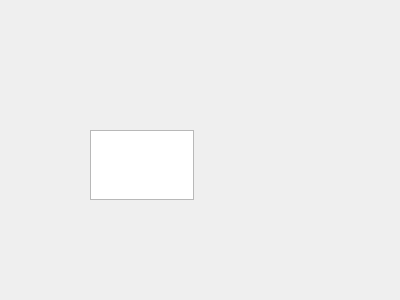
The window that editor/scenes/tab_scenelist.ui (protoman/rockbot) describes before a commit, drawn with Qt 5.
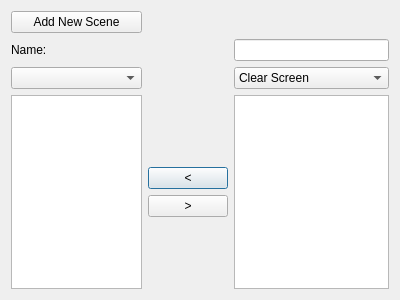
The same window after the commit.

Diff of the .ui file:
```diff
--- a/editor/scenes/tab_scenelist.ui
+++ b/editor/scenes/tab_scenelist.ui
@@ -13,16 +13,139 @@
   <property name="windowTitle">
    <string>Dialog</string>
   </property>
-  <widget class="QTextEdit" name="textEdit">
-   <property name="geometry">
-    <rect>
-     <x>90</x>
-     <y>130</y>
-     <width>104</width>
-     <height>70</height>
-    </rect>
-   </property>
-  </widget>
+  <layout class="QGridLayout" name="gridLayout">
+   <item row="3" column="1">
+    <layout class="QVBoxLayout" name="verticalLayout">
+     <property name="rightMargin">
+      <number>0</number>
+     </property>
+     <item>
+      <spacer name="verticalSpacer">
+       <property name="orientation">
+        <enum>Qt::Vertical</enum>
+       </property>
+       <property name="sizeHint" stdset="0">
+        <size>
+         <width>20</width>
+         <height>40</height>
+        </size>
+       </property>
+      </spacer>
+     </item>
+     <item>
+      <widget class="QPushButton" name="addButton">
+       <property name="text">
+        <string>&lt;</string>
+       </property>
+      </widget>
+     </item>
+     <item>
+      <widget class="QPushButton" name="removeButton">
+       <property name="text">
+        <string>&gt;</string>
+       </property>
+      </widget>
+     </item>
+     <item>
+      <spacer name="verticalSpacer_2">
+       <property name="orientation">
+        <enum>Qt::Vertical</enum>
+       </property>
+       <property name="sizeHint" stdset="0">
+        <size>
+         <width>20</width>
+         <height>40</height>
+        </size>
+       </property>
+      </spacer>
+     </item>
+    </layout>
+   </item>
+   <item row="3" column="2">
+    <widget class="QListView" name="object_listView">
+     <property name="selectionBehavior">
+      <enum>QAbstractItemView::SelectRows</enum>
+     </property>
+    </widget>
+   </item>
+   <item row="2" column="0">
+    <widget class="QComboBox" name="sceneSelector"/>
+   </item>
+   <item row="2" column="2">
+    <widget class="QComboBox" name="sceneTypeSelector">
+     <item>
+      <property name="text">
+       <string>Clear Screen</string>
+      </property>
+     </item>
+     <item>
+      <property name="text">
+       <string>Clear Area</string>
+      </property>
+     </item>
+     <item>
+      <property name="text">
+       <string>Show/Move Image</string>
+      </property>
+     </item>
+     <item>
+      <property name="text">
+       <string>Move Viewpoint Image</string>
+      </property>
+     </item>
+     <item>
+      <property name="text">
+       <string>Show Image Animation</string>
+      </property>
+     </item>
+     <item>
+      <property name="text">
+       <string>Play Sound Effect</string>
+      </property>
+     </item>
+     <item>
+      <property name="text">
+       <string>Play Music</string>
+      </property>
+     </item>
+     <item>
+      <property name="text">
+       <string>Stop Music</string>
+      </property>
+     </item>
+     <item>
+      <property name="text">
+       <string>Text</string>
+      </property>
+     </item>
+     <item>
+      <property name="text">
+       <string>Sub-Scene</string>
+      </property>
+     </item>
+    </widget>
+   </item>
+   <item row="0" column="0">
+    <widget class="QPushButton" name="addScene_button">
+     <property name="text">
+      <string>Add New Scene</string>
+     </property>
+    </widget>
+   </item>
+   <item row="1" column="0">
+    <widget class="QLabel" name="label">
+     <property name="text">
+      <string>Name:</string>
+     </property>
+    </widget>
+   </item>
+   <item row="1" column="2">
+    <widget class="QLineEdit" name="name_lineEdit"/>
+   </item>
+   <item row="3" column="0">
+    <widget class="QTableView" name="scenes_tableView"/>
+   </item>
+  </layout>
  </widget>
  <resources/>
  <connections/>
```
